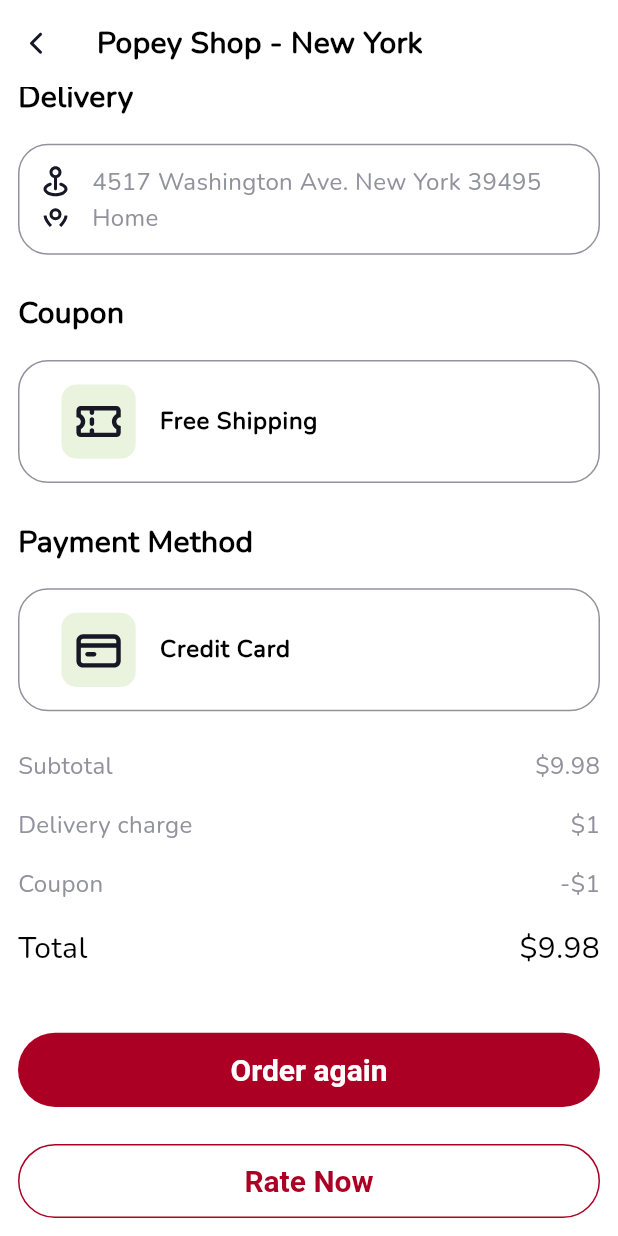
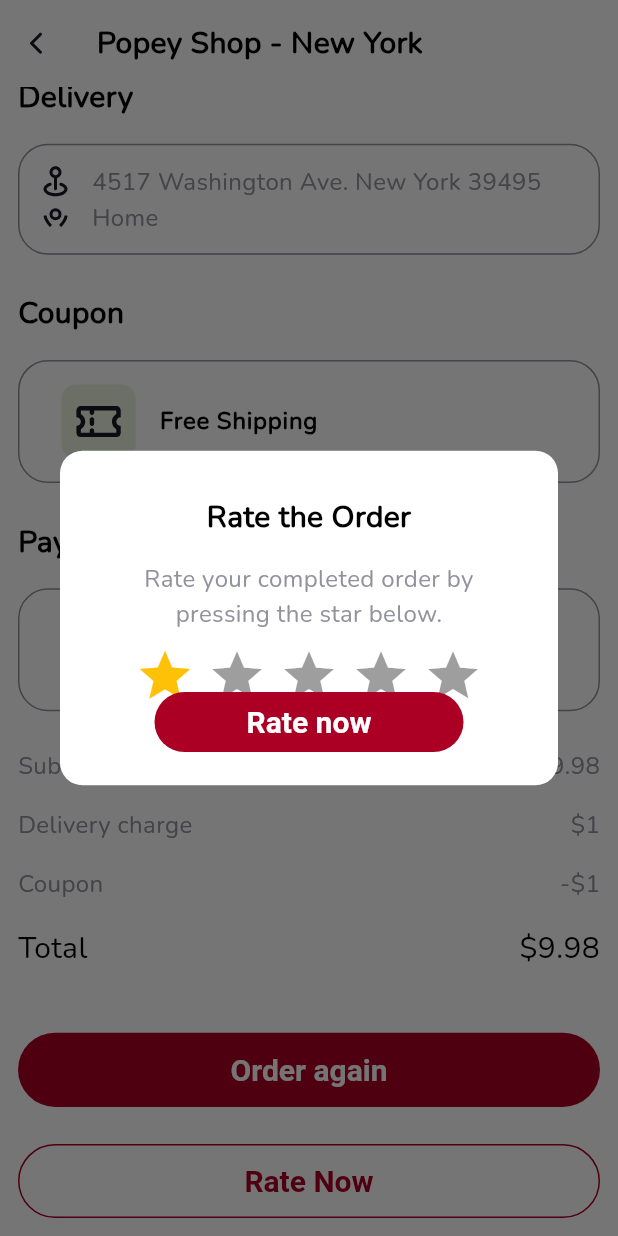
Before and after one commit to ilyosyusuf/organico, a Flutter app: the OrderStatusView screen opened directly with empty values, scrolled down 674 dp, after a tap on "Rate Now", on a phone screen of 412 x 824 dp. Run offline on Flutter 3.47's test engine with Material 2 defaults, Android fonts, the light colour scheme and no system bars; drawn by our look-alikes of rating_dialog; our stand-ins replace flutter_bloc, flutter_svg, image_picker, intl_phone_field, readmore.

Commit message:
Rating System Widget was added to project

```diff
--- a/lib/screens/home/view/pages/cart/order_status_view.dart
+++ b/lib/screens/home/view/pages/cart/order_status_view.dart
@@ -17,6 +17,8 @@ import 'package:organico/widgets/container/bordered_container_widget.dart';
 import 'package:organico/widgets/listtilewidgets/leading_for_listtile_widget.dart';
 import 'package:organico/widgets/listtilewidgets/profile_list_tile_widget.dart';
 import 'package:organico/widgets/listview/orders_listview_widget.dart';
+import 'package:organico/widgets/rating/rating_dialog_widget.dart';
+import 'package:rating_dialog/rating_dialog.dart';
 
 class OrderStatusView extends StatelessWidget {
   final BuildContext forcontext;
@@ -49,7 +51,8 @@ class OrderStatusView extends StatelessWidget {
                     children: [
                       Text("Order Status", style: FStyles.headline4sbold),
                       SizedBox(height: context.h * 0.02),
-                    BorderedContainerWidget(containerChild: ProfileListTileWidget(
+                      BorderedContainerWidget(
+                          containerChild: ProfileListTileWidget(
                               title: "Completed",
                               subtitle: const Text("10:25 AM"),
                               trailing: IconConst.rightarrow)),
@@ -65,8 +68,7 @@ class OrderStatusView extends StatelessWidget {
                             return Column(
                               children: [
                                 Row(
-                                    crossAxisAlignment:
-                                        CrossAxisAlignment.start,
+                                  crossAxisAlignment: CrossAxisAlignment.start,
                                   children: [
                                     Expanded(
                                         child: Row(
@@ -75,8 +77,7 @@ class OrderStatusView extends StatelessWidget {
                                       children: [
                                         Text(data.overviewNames[i],
                                             style: FStyles.headline5main),
-                                          Text(":",
-                                              style: FStyles.headline5main),
+                                        Text(":", style: FStyles.headline5main),
                                       ],
                                     )),
                                     SizedBox(width: context.w * 0.03),
@@ -88,7 +89,8 @@ class OrderStatusView extends StatelessWidget {
                                 SizedBox(height: context.h * 0.02),
                               ],
                             );
-                            },),
+                          },
+                        ),
                       ),
                       SizedBox(height: context.h * 0.03),
                       Text("Order Summary", style: FStyles.headline4sbold),
@@ -131,7 +133,9 @@ class OrderStatusView extends StatelessWidget {
                       BorderedContainerWidget(
                         containerChild: ProfileListTileWidget(
                           title: "Free Shipping",
-                        leading: LeadingForListTile(leadingChildColor: ColorConst.whiteGreen, leadingChild: IconConst.coupon),
+                          leading: LeadingForListTile(
+                              leadingChildColor: ColorConst.whiteGreen,
+                              leadingChild: IconConst.coupon),
                         ),
                       ),
                       SizedBox(height: context.h * 0.03),
@@ -140,8 +144,9 @@ class OrderStatusView extends StatelessWidget {
                       BorderedContainerWidget(
                         containerChild: ProfileListTileWidget(
                           title: "Credit Card",
-                                                leading: LeadingForListTile(leadingChildColor: ColorConst.whiteGreen, leadingChild: IconConst.creditcard),
-
+                          leading: LeadingForListTile(
+                              leadingChildColor: ColorConst.whiteGreen,
+                              leadingChild: IconConst.creditcard),
                         ),
                       ),
                       SizedBox(height: context.h * 0.03),
@@ -151,15 +156,21 @@ class OrderStatusView extends StatelessWidget {
                         child: ListView.builder(
                             physics: NeverScrollableScrollPhysics(),
                             itemCount: data.totalNames.length,
-                        itemBuilder: (context, i){
+                            itemBuilder: (context, i) {
                               return Column(
                                 children: [
                                   Row(
-                              mainAxisAlignment: MainAxisAlignment.spaceBetween,
+                                    mainAxisAlignment:
+                                        MainAxisAlignment.spaceBetween,
                                     children: [
-                                Text(data.totalNames[i], style: i== 3 ? FStyles.headline4s : FStyles.headline5main),
-                                Text(data.totalCosts[i], style: i== 3 ? FStyles.headline4s : FStyles.headline5main),
-
+                                      Text(data.totalNames[i],
+                                          style: i == 3
+                                              ? FStyles.headline4s
+                                              : FStyles.headline5main),
+                                      Text(data.totalCosts[i],
+                                          style: i == 3
+                                              ? FStyles.headline4s
+                                              : FStyles.headline5main),
                                     ],
                                   ),
                                   SizedBox(height: context.h * 0.02),
@@ -171,14 +182,27 @@ class OrderStatusView extends StatelessWidget {
                       ElevatedButtonWidget(
                           height: context.h * 0.06,
                           width: context.w,
-                      child: Text("Order again"), onPressed: (){}),
+                          child: Text("Order again"),
+                          onPressed: () {}),
                       SizedBox(height: context.h * 0.03),
                       ElevatedButtonWidget(
                         height: context.h * 0.06,
                         width: context.w,
                         backgroundColor: ColorConst.white,
                         borderColor: ColorConst.kPrimaryColor,
-                      child: Text("Rate Now", style: TextStyle(color: ColorConst.kPrimaryColor),), onPressed: (){})
+                        child: const Text(
+                          "Rate Now",
+                          style: TextStyle(color: ColorConst.kPrimaryColor),
+                        ),
+                        onPressed: () {
+                          showDialog(
+                            context: context,
+                            builder: (context) {
+                              return RatingDialogWidget();
+                            },
+                          );
+                        },
+                      ),
                     ],
                   ),
                 ),
@@ -186,6 +210,7 @@ class OrderStatusView extends StatelessWidget {
             ),
           ],
         ),
-    ));
+      ),
+    );
   }
 }
--- a/lib/screens/home/view/pages/profile/orders/history_view.dart
+++ b/lib/screens/home/view/pages/profile/orders/history_view.dart
@@ -81,9 +81,7 @@ class HistoryView extends StatelessWidget {
                         ElevatedButtonWidget(
                             width: context.w * 0.5,
                             child: Text("Order again"),
-                            onPressed: () {
-
-                            })
+                            onPressed: () {})
                       ],
                     ),
                   ),
--- /dev/null
+++ b/lib/widgets/rating/rating_dialog_widget.dart
@@ -0,0 +1,52 @@
+import 'package:flutter/material.dart';
+import 'package:flutter/src/foundation/key.dart';
+import 'package:flutter/src/widgets/framework.dart';
+import 'package:organico/config/init/navigation/navigator.dart';
+import 'package:organico/core/extensions/context_extension.dart';
+import 'package:organico/core/font/font_style.dart';
+import 'package:organico/widgets/buttons/elevated_button.dart';
+import 'package:rating_dialog/rating_dialog.dart';
+
+class RatingDialogWidget extends StatelessWidget {
+  const RatingDialogWidget({Key? key}) : super(key: key);
+
+  @override
+  Widget build(BuildContext context) {
+    return Stack(
+                                children: [
+                                  RatingDialog(
+                                    initialRating: 1.0,
+                                    title: const Text(
+                                      'Rate the Order',
+                                      style: FStyles.headline4sbold,
+                                      textAlign: TextAlign.center,
+                                    ),
+                                    message: const Text(
+                                      'Rate your completed order by pressing the star below.',
+                                      style: FStyles.headline5main,
+                                      textAlign: TextAlign.center,
+                                    ),
+                                    enableComment: false,
+                                    submitButtonText: 'Rate Now',
+                                    submitButtonTextStyle:
+                                        TextStyle(color: Colors.black),
+                                    onSubmitted: (response) {
+                                      print(
+                                          'rating: ${response.rating}, comment: ${response.comment}');
+                                    },
+                                  ),
+                                  Positioned(
+                                    top: context.h * 0.555,
+                                    left: context.h * 0.125,
+                                    child: ElevatedButtonWidget(
+                                      width: context.w * 0.5,
+                                      child: Text("Rate now"),
+                                      onPressed: () {
+                                        NavigationService.instance.pop("");
+                                      },
+                                    ),
+                                  ),
+                                ],
+                              );
+  }
+}
```
Lines whose indentation alone changed are shown as unchanged.
